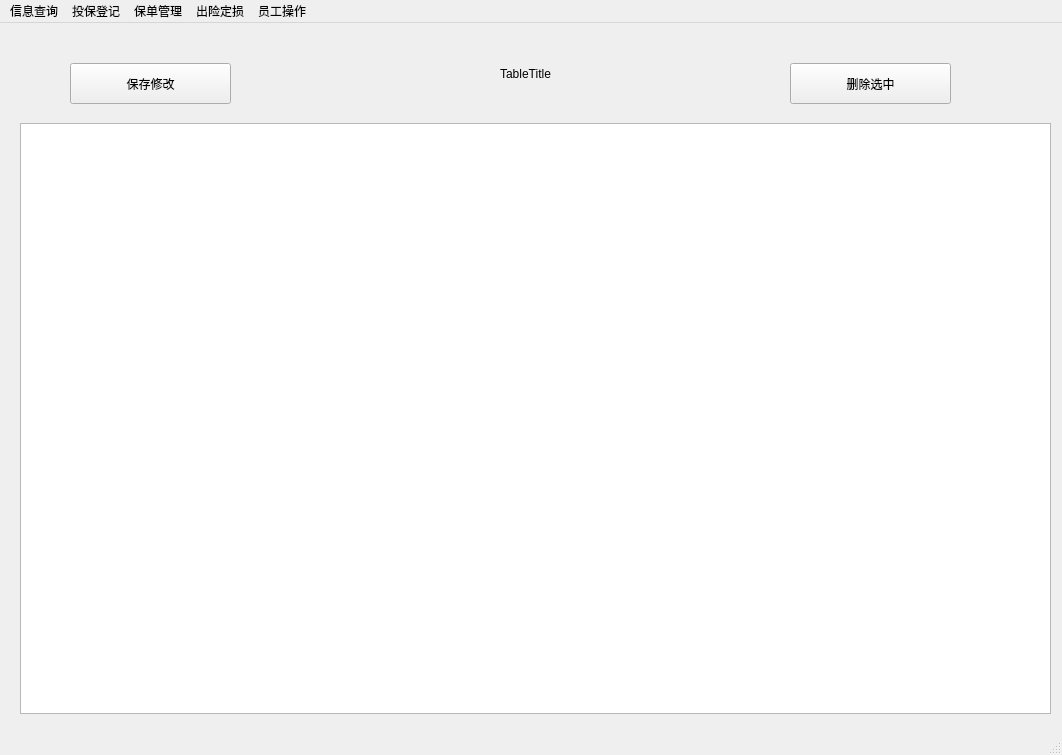
First picture: the form in mainwindow.ui, repository Vaskka/DR_Projects, before the edit.
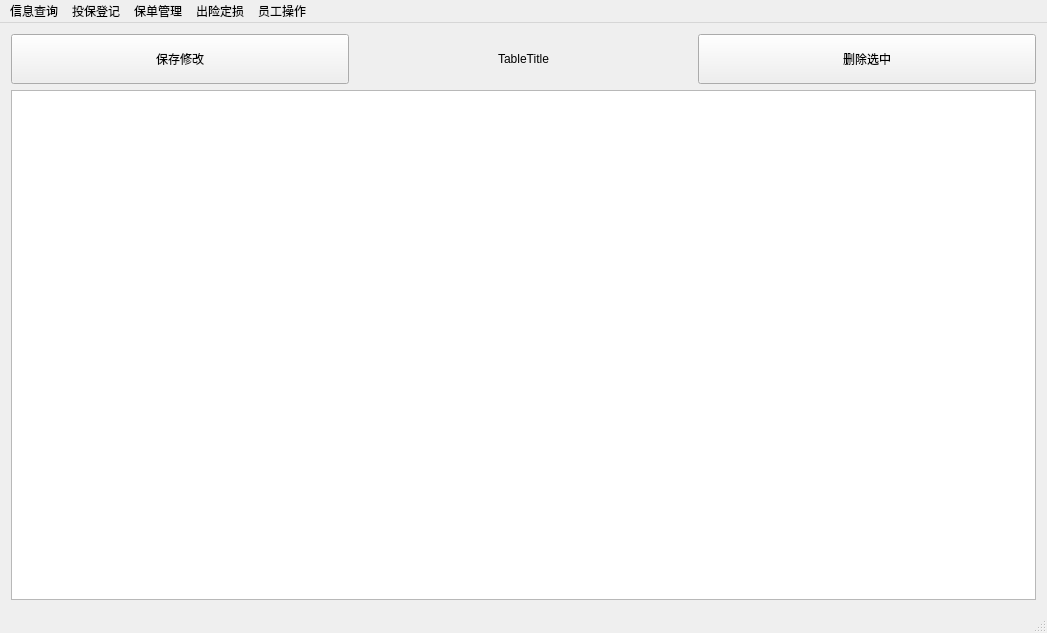
Second picture: the form after the edit.

The edit to the form file:
```diff
--- a/mainwindow.ui
+++ b/mainwindow.ui
@@ -6,32 +6,35 @@
    <rect>
     <x>0</x>
     <y>0</y>
-    <width>1062</width>
-    <height>755</height>
+    <width>1047</width>
+    <height>633</height>
    </rect>
   </property>
   <property name="windowTitle">
    <string>东软10组_车险管理系统</string>
   </property>
   <widget class="QWidget" name="centralWidget">
-   <widget class="QTableWidget" name="Main_InfoShowTable">
-    <property name="geometry">
-     <rect>
-      <x>20</x>
-      <y>100</y>
-      <width>1031</width>
-      <height>591</height>
-     </rect>
-    </property>
-   </widget>
+   <layout class="QGridLayout" name="gridLayout">
+    <item row="1" column="2">
+     <widget class="QPushButton" name="Main_DeleteSelectionButton">
+      <property name="minimumSize">
+       <size>
+        <width>70</width>
+        <height>50</height>
+       </size>
+      </property>
+      <property name="text">
+       <string>删除选中</string>
+      </property>
+     </widget>
+    </item>
+    <item row="1" column="1">
    <widget class="QLabel" name="Main_TableTitle">
-    <property name="geometry">
-     <rect>
-      <x>400</x>
-      <y>30</y>
-      <width>251</width>
-      <height>41</height>
-     </rect>
+      <property name="minimumSize">
+       <size>
+        <width>50</width>
+        <height>30</height>
+       </size>
     </property>
     <property name="text">
      <string>TableTitle</string>
@@ -40,57 +43,38 @@
      <set>Qt::AlignCenter</set>
     </property>
    </widget>
+    </item>
+    <item row="1" column="0">
    <widget class="QPushButton" name="Main_SaveChangeButton">
-    <property name="geometry">
-     <rect>
-      <x>70</x>
-      <y>40</y>
-      <width>161</width>
-      <height>41</height>
-     </rect>
+      <property name="minimumSize">
+       <size>
+        <width>70</width>
+        <height>50</height>
+       </size>
     </property>
     <property name="text">
      <string>保存修改</string>
     </property>
    </widget>
-   <widget class="QPushButton" name="Main_DeleteSelectionButton">
-    <property name="geometry">
-     <rect>
-      <x>790</x>
-      <y>40</y>
-      <width>161</width>
-      <height>41</height>
-     </rect>
-    </property>
-    <property name="text">
-     <string>删除选中</string>
-    </property>
-   </widget>
-   <widget class="QLabel" name="label">
-    <property name="geometry">
-     <rect>
-      <x>0</x>
-      <y>0</y>
-      <width>1061</width>
-      <height>91</height>
-     </rect>
-    </property>
-    <property name="text">
-     <string/>
-    </property>
-   </widget>
-   <zorder>label</zorder>
-   <zorder>Main_InfoShowTable</zorder>
-   <zorder>Main_TableTitle</zorder>
-   <zorder>Main_SaveChangeButton</zorder>
-   <zorder>Main_DeleteSelectionButton</zorder>
+    </item>
+    <item row="4" column="0" colspan="3">
+     <widget class="QTableWidget" name="Main_InfoShowTable">
+      <property name="minimumSize">
+       <size>
+        <width>100</width>
+        <height>100</height>
+       </size>
+      </property>
+     </widget>
+    </item>
+   </layout>
   </widget>
   <widget class="QMenuBar" name="Main_MenuBar">
    <property name="geometry">
     <rect>
      <x>0</x>
      <y>0</y>
-     <width>1062</width>
+     <width>1047</width>
      <height>32</height>
     </rect>
    </property>
```
Lines whose indentation alone changed are shown as unchanged.
